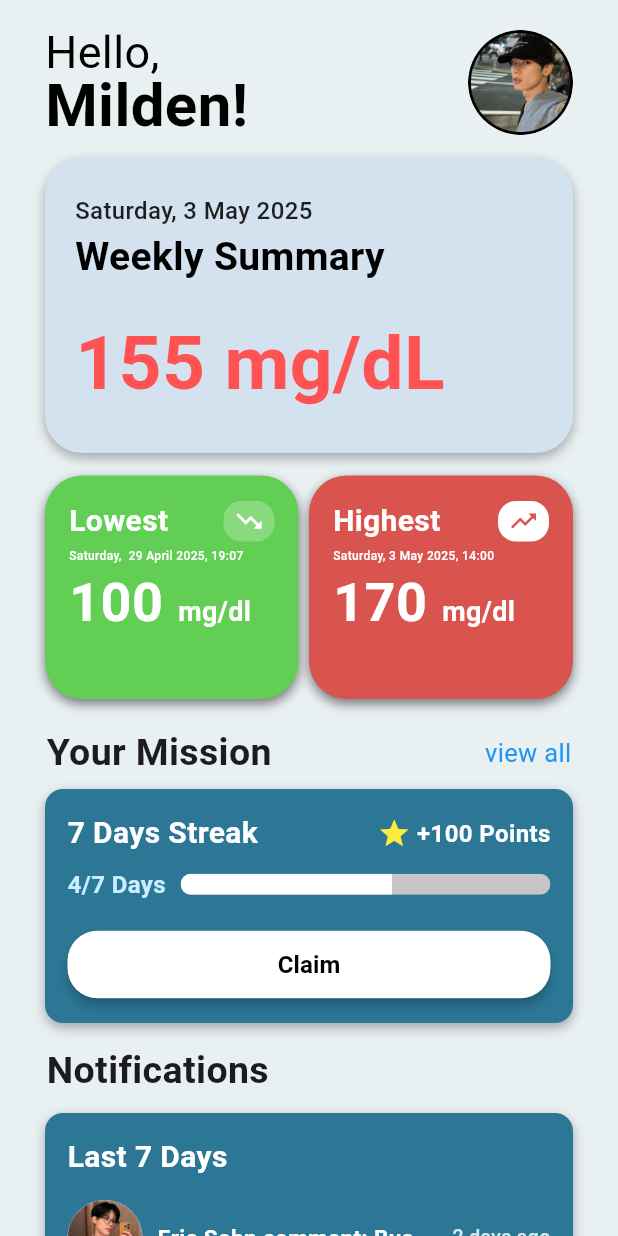
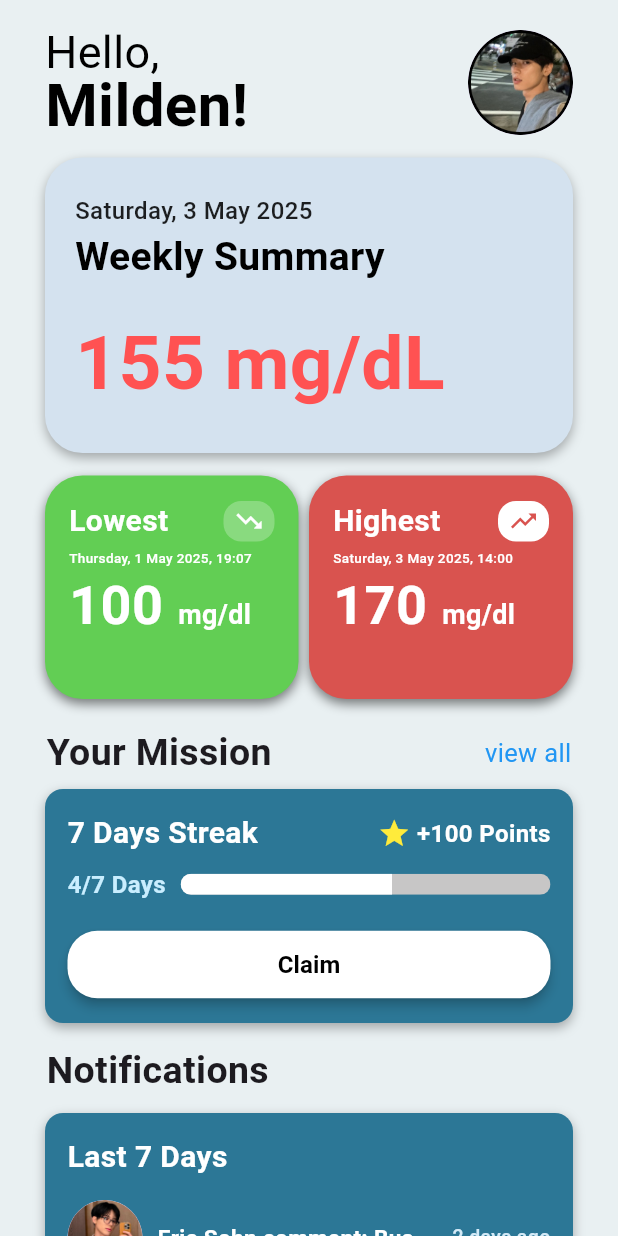
Before and after one commit to putritheresia21/gluco-track, a Flutter app: the HomePage screen opened directly, on a phone screen of 412 x 824 dp. Run offline on Flutter 3.47's test engine with Material 3 defaults, Android fonts, the phone set to English and light mode, and no system bars; our stand-ins replace cloud_firestore, firebase_auth, firebase_core, fl_chart, flutter_dotenv, shared_preferences and 1 more; accounts and stored records are empty; project files that could hold a hidden picture were left out.

Commit message:
Highest dan Lowest spesifik Date dan Time

```diff
--- a/lib/pages/home_page.dart
+++ b/lib/pages/home_page.dart
@@ -168,10 +168,10 @@ class HomePageState extends State<HomePage> {
                             ),
                             const SizedBox(height: 3),
                             Text(
-                              'Saturday,  29 April 2025, 19:07',
+                              'Thursday, 1 May 2025, 19:07',
                               style: TextStyle(
                                 color: Colors.white,
-                                fontSize: 8,
+                                fontSize: 9,
                                 fontWeight: FontWeight.w500,
                               ),
                             ),
@@ -253,7 +253,7 @@ class HomePageState extends State<HomePage> {
                               'Saturday, 3 May 2025, 14:00',
                               style: TextStyle(
                                 color: Colors.white,
-                                fontSize: 8,
+                                fontSize: 9,
                                 fontWeight: FontWeight.w500,
                               ),
                             ),
```
